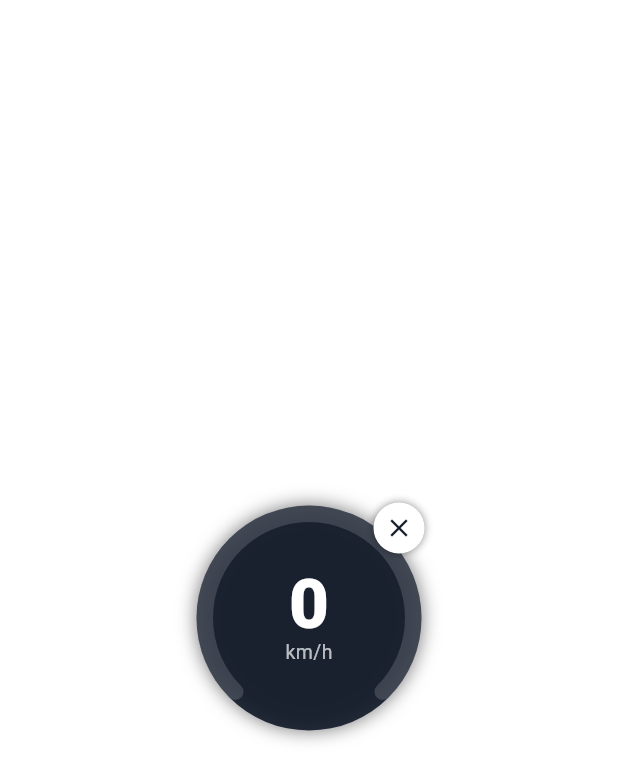
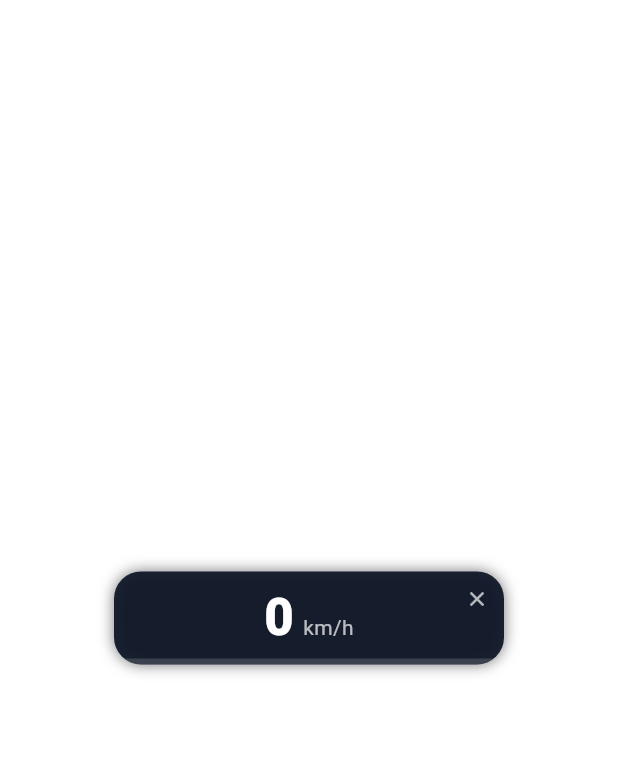
Before and after one commit to Ammourie/speed-map, a Flutter app: the _OverlaySpeedometer screen opened directly, on a phone screen of 412 x 824 dp. Shown: the top 781 px of the screen. Run offline on Flutter 3.47's test engine with Material 3 defaults, Android fonts, the phone set to English and light mode, and no system bars; our stand-ins replace flutter_map, geolocator, latlong2; missing offline and left inert: android_intent_plus, flutter_overlay_window.

Commit message:
Overlay: compact bottom card with small close icon

```diff
--- a/lib/main.dart
+++ b/lib/main.dart
@@ -7,7 +7,7 @@ import 'package:flutter/material.dart';
 import 'package:flutter_localizations/flutter_localizations.dart';
 import 'package:flutter_map/flutter_map.dart';
 import 'package:flutter_overlay_window/flutter_overlay_window.dart'
-    show FlutterOverlayWindow;
+    show FlutterOverlayWindow, OverlayAlignment;
 import 'package:geolocator/geolocator.dart';
 import 'package:latlong2/latlong.dart' show LatLng;
 
@@ -169,8 +169,9 @@ class _SpeedMapPageState extends State<SpeedMapPage>
     await _start(service: true);
     if (!await FlutterOverlayWindow.isActive()) {
       await FlutterOverlayWindow.showOverlay(
-        height: 180,
-        width: 180,
+        height: 80,
+        width: 280,
+        alignment: OverlayAlignment.bottomCenter,
         enableDrag: true,
         overlayTitle: S.current.appTitle,
         overlayContent: S.current.overlayActive,
@@ -611,72 +612,86 @@ class _OverlaySpeedometerState extends State<_OverlaySpeedometer> {
   @override
   Widget build(BuildContext context) {
     final fraction = (_speed / _gaugeMaxKmh).clamp(0.0, 1.0).toDouble();
+    final color = _speed < 60
+        ? const Color(0xFF22C55E)
+        : _speed < 100
+            ? const Color(0xFFF59E0B)
+            : const Color(0xFFEF4444);
     return Scaffold(
       backgroundColor: Colors.transparent,
       body: Center(
-        child: Stack(
-          clipBehavior: Clip.none,
-          children: [
-            Container(
-              width: 150,
-              height: 150,
-              decoration: const BoxDecoration(
-                shape: BoxShape.circle,
-                color: Color(0xE6101828),
-                boxShadow: [BoxShadow(blurRadius: 10, color: Colors.black54)],
-              ),
-              child: TweenAnimationBuilder<double>(
-                tween: Tween<double>(end: fraction),
-                duration: const Duration(milliseconds: 900),
-                curve: Curves.easeOut,
-                builder: (context, f, _) => CustomPaint(
-                  painter: _GaugePainter(f, const Color(0x26FFFFFF), stroke: 11),
-                  child: Center(
-                    child: Column(mainAxisSize: MainAxisSize.min, children: [
+        child: Container(
+          width: 260,
+          height: 62,
+          decoration: BoxDecoration(
+            color: const Color(0xF2101828),
+            borderRadius: BorderRadius.circular(18),
+            boxShadow: const [BoxShadow(blurRadius: 8, color: Colors.black54)],
+          ),
+          child: ClipRRect(
+            borderRadius: BorderRadius.circular(18),
+            child: Stack(
+              children: [
+                Center(
+                  child: Row(
+                    mainAxisSize: MainAxisSize.min,
+                    crossAxisAlignment: CrossAxisAlignment.baseline,
+                    textBaseline: TextBaseline.alphabetic,
+                    children: [
                       Text(
                         _speed.round().toString(),
                         style: const TextStyle(
-                          fontSize: 46,
+                          fontSize: 34,
                           fontWeight: FontWeight.w800,
-                          height: 1,
                           color: Colors.white,
                           fontFeatures: [FontFeature.tabularFigures()],
                         ),
                       ),
+                      const SizedBox(width: 6),
                       Text(
                         S.current.speedUnit,
                         style: const TextStyle(
-                            fontSize: 13, color: Color(0xB3FFFFFF)),
+                            fontSize: 14, color: Color(0xB3FFFFFF)),
                       ),
-                    ]),
+                    ],
                   ),
                 ),
-              ),
-            ),
-            Positioned(
-              top: -2,
-              right: -2,
-              child: Tooltip(
-                message: S.current.closeOverlay,
-                child: GestureDetector(
-                  onTap: () => FlutterOverlayWindow.closeOverlay(),
-                  child: Container(
-                    width: 34,
-                    height: 34,
-                    decoration: const BoxDecoration(
-                      shape: BoxShape.circle,
-                      color: Colors.white,
-                      boxShadow: [
-                        BoxShadow(blurRadius: 4, color: Colors.black45)
-                      ],
+                Positioned(
+                  left: 0,
+                  right: 0,
+                  bottom: 0,
+                  child: TweenAnimationBuilder<double>(
+                    tween: Tween<double>(end: fraction),
+                    duration: const Duration(milliseconds: 900),
+                    curve: Curves.easeOut,
+                    builder: (context, f, _) => LinearProgressIndicator(
+                      value: f,
+                      minHeight: 4,
+                      color: color,
+                      backgroundColor: const Color(0x26FFFFFF),
                     ),
-                    child: const Icon(Icons.close,
-                        size: 20, color: Color(0xFF101828)),
                   ),
                 ),
-              ),
+                Positioned(
+                  top: 4,
+                  right: 4,
+                  child: Tooltip(
+                    message: S.current.closeOverlay,
+                    child: GestureDetector(
+                      behavior: HitTestBehavior.opaque,
+                      onTap: () => FlutterOverlayWindow.closeOverlay(),
+                      child: const SizedBox(
+                        width: 28,
+                        height: 28,
+                        child: Icon(Icons.close,
+                            size: 16, color: Color(0xB3FFFFFF)),
+                      ),
+                    ),
+                  ),
+                ),
+              ],
             ),
-          ],
+          ),
         ),
       ),
     );
```
